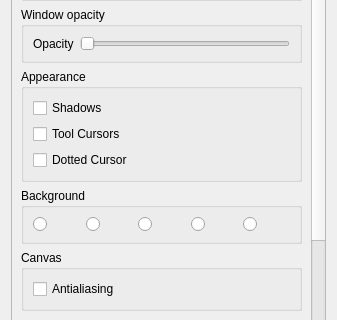
pencil2d/pencil, file app/ui/generalpage.ui: the form before one commit; both pictures show x 0 to 337 and y 83 to 403 of the 337 by 551 pixel window.
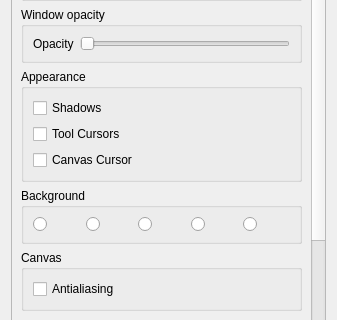
The form after the commit.

Commit message: Migrate canvas cursor setting from dotted to canvas cursor

The edit to the form file:
```diff
--- a/app/ui/generalpage.ui
+++ b/app/ui/generalpage.ui
@@ -117,7 +117,7 @@
           <item>
            <widget class="QCheckBox" name="dottedCursorBox">
             <property name="text">
-             <string>Dotted Cursor</string>
+             <string>Canvas Cursor</string>
             </property>
            </widget>
           </item>
```
Left out of the diff: 4 changed lines with no effect on the pictures. The commit also changes 6 other files.
